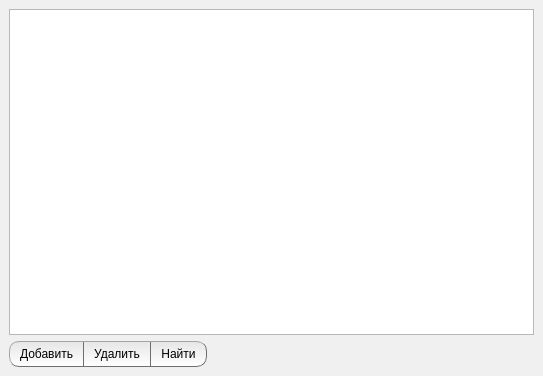
The window that model.ui (Vorlogg/ManagePasswords) describes before a commit, drawn with Qt 5.
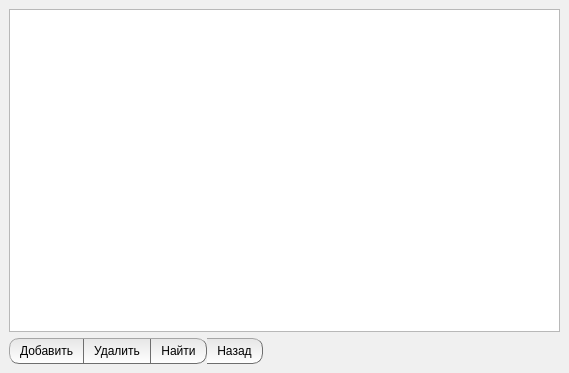
The same window after the commit.

```diff
--- a/model.ui
+++ b/model.ui
@@ -6,8 +6,8 @@
    <rect>
     <x>0</x>
     <y>0</y>
-    <width>543</width>
-    <height>376</height>
+    <width>569</width>
+    <height>373</height>
    </rect>
   </property>
   <property name="windowTitle">
@@ -215,6 +215,57 @@
         </property>
        </widget>
       </item>
+      <item>
+       <widget class="QPushButton" name="pushButton_4">
+        <property name="sizePolicy">
+         <sizepolicy hsizetype="Fixed" vsizetype="Fixed">
+          <horstretch>0</horstretch>
+          <verstretch>0</verstretch>
+         </sizepolicy>
+        </property>
+        <property name="minimumSize">
+         <size>
+          <width>0</width>
+          <height>0</height>
+         </size>
+        </property>
+        <property name="maximumSize">
+         <size>
+          <width>16777215</width>
+          <height>16777215</height>
+         </size>
+        </property>
+        <property name="cursor">
+         <cursorShape>PointingHandCursor</cursorShape>
+        </property>
+        <property name="styleSheet">
+         <string notr="true">QPushButton {
+	padding-top: 5px;
+	padding-bottom: 5px;
+	padding-left: 10px;
+	padding-right: 10px;
+    background-color:  qlineargradient(spread:pad, x1:1, y1:0, x2:1, y2:1, stop:0 rgba(230, 230, 230, 255), stop:1 rgba(255, 255, 255, 255));
+    border-style: outset;
+    border-top-right-radius: 10;
+    border-bottom-right-radius: 10;
+    border-width: 1px;
+	border-left-width: 0px;
+    border-color: rgb(110, 110, 110);
+}
+
+QPushButton:hover {
+    background-color:rgb(220,220,220);
+ }
+
+QPushButton:pressed {
+    background-color:rgb(200,200,200);
+ }</string>
+        </property>
+        <property name="text">
+         <string>Назад</string>
+        </property>
+       </widget>
+      </item>
       <item>
        <spacer name="horizontalSpacer">
         <property name="orientation">
```
